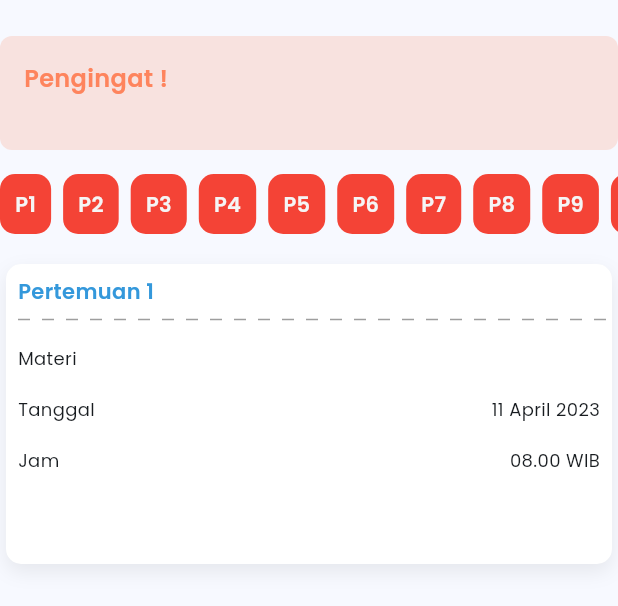
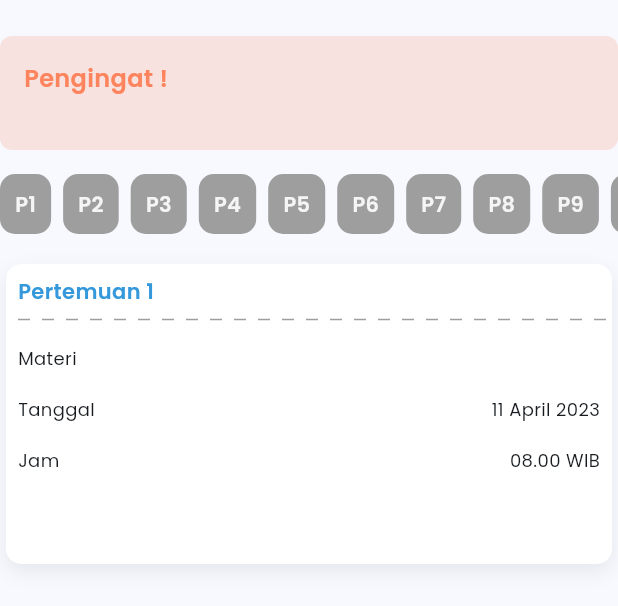
Before and after one commit to Roufmajidin/quisku_pintar, a Flutter app: the PresensiWidget widget shown alone on an empty page, opened directly with empty values, on a phone screen of 412 x 824 dp. Shown: the top 606 px of the screen. Run offline on Flutter 3.47's test engine with Material 3 defaults, Android fonts, the phone set to English and light mode, and no system bars; our stand-ins replace auto_route, bloc, cached_network_image, connectivity_plus, dartz, dio and 12 more; accounts and stored records are empty; network calls fail.

Commit message:
update presensi list

```diff
--- a/lib/features/mapel/presentation/subpages/detail/widgets/presensi.dart
+++ b/lib/features/mapel/presentation/subpages/detail/widgets/presensi.dart
@@ -103,6 +103,10 @@ class _PresensiWidgetState extends State<PresensiWidget> {
                       context.read<MapelBloc>().add(GetMessages(
                           messages:
                               'jangan lupa absen Pertemuan  ${presensi!.pertemuan}'));
+                    }
+                    if (presensi == null) {
+                      sessionColor = Colors
+                          .grey; // Replace this with your desired default color
                     }
 
                     return GestureDetector(
--- a/lib/features/ujian/presentation/ujian/bloc/ujian_bloc.dart
+++ b/lib/features/ujian/presentation/ujian/bloc/ujian_bloc.dart
@@ -71,7 +71,7 @@ class UjianBloc extends Bloc<UjianEvent, UjianState> {
       UjianEvent event, Emitter<UjianState> emit) async {
     //TODO => get data index di state
     int? index = (event as AddAnswer).i;
-    int? currentIndex = (event as AddAnswer).u;
+    int? currentIndex = (event).u;
     // tampung datd dulu, kalo  sebelumnya sudah terisi lalu user  edit o0psi
     // yaudah edit dulu baru masukkin ke state
     List<List<int?>> updatedSelectedOptions = List.from(state.selectedOptions);
```
